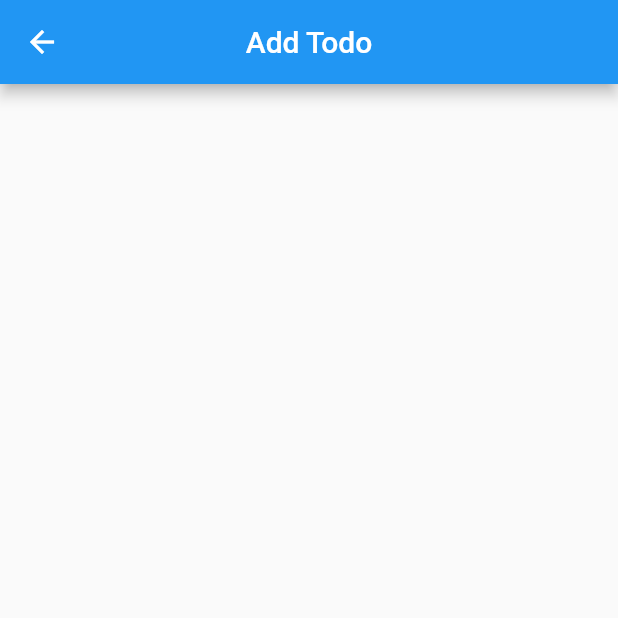
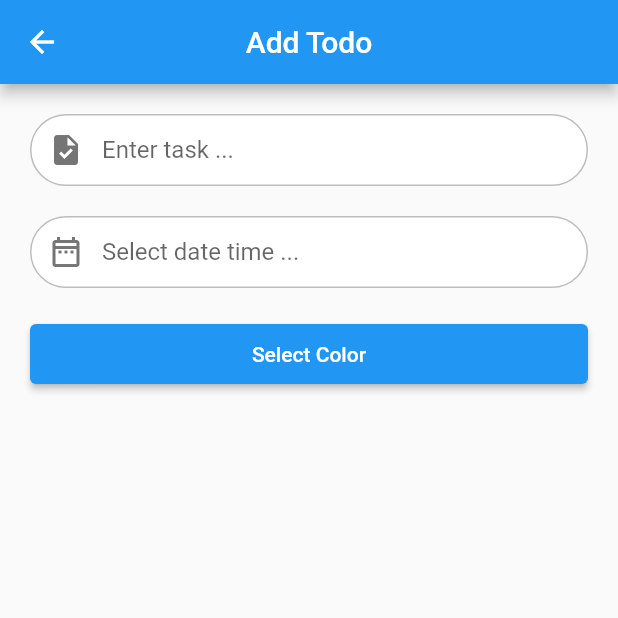
Before and after one commit to jmiryas/todo_list_bloc, a Flutter app: the AddEditTodoScreen screen opened by its route, on a phone screen of 412 x 824 dp, the top half of it. Run offline on Flutter 3.47's test engine with Material 2 defaults, Android fonts, the phone set to English and light mode, and no system bars; drawn by our look-alikes of date_time_picker; our stand-ins replace bloc, equatable, flutter_bloc, flutter_colorpicker.

Commit message:
Add todo screen content

```diff
--- a/lib/models/todo_model.dart
+++ b/lib/models/todo_model.dart
@@ -3,13 +3,15 @@ import 'package:flutter/material.dart';
 class TodoModel {
   final String id;
   final String task;
+  final String dateTime;
   final bool complete;
   final Color color;
 
   TodoModel({
     required this.id,
     required this.task,
-    required this.complete,
+    required this.dateTime,
+    this.complete = false,
     required this.color,
   });
 }
--- a/lib/screens/todo/add_edit_todo_screen.dart
+++ b/lib/screens/todo/add_edit_todo_screen.dart
@@ -1,4 +1,6 @@
 import 'package:flutter/material.dart';
+import 'package:date_time_picker/date_time_picker.dart';
+import 'package:flutter_colorpicker/flutter_colorpicker.dart';
 
 class AddEditTodoScreen extends StatelessWidget {
   final String title;
@@ -7,11 +9,106 @@ class AddEditTodoScreen extends StatelessWidget {
 
   @override
   Widget build(BuildContext context) {
+    var width = MediaQuery.of(context).size.width;
+
     return Scaffold(
       appBar: AppBar(
         centerTitle: true,
         title: Text(title),
       ),
+      body: Container(
+        padding: const EdgeInsets.all(20.0),
+        child: Column(
+          children: [
+            TextField(
+              cursorColor: Colors.grey.shade600,
+              decoration: InputDecoration(
+                  filled: true,
+                  fillColor: Colors.white,
+                  prefixIcon: Icon(
+                    Icons.task,
+                    color: Colors.grey.shade600,
+                  ),
+                  hintText: "Enter task ...",
+                  contentPadding: const EdgeInsets.symmetric(
+                      vertical: 10.0, horizontal: 20.0),
+                  border: OutlineInputBorder(
+                      borderSide: BorderSide(color: Colors.grey.shade400),
+                      borderRadius: BorderRadius.circular(30.0)),
+                  enabledBorder: OutlineInputBorder(
+                      borderSide: BorderSide(color: Colors.grey.shade400),
+                      borderRadius: BorderRadius.circular(30.0)),
+                  focusedBorder: OutlineInputBorder(
+                      borderSide: BorderSide(color: Colors.grey.shade400),
+                      borderRadius: BorderRadius.circular(30.0))),
+            ),
+            const SizedBox(
+              height: 20.0,
+            ),
+            DateTimePicker(
+              initialValue: '',
+              firstDate: DateTime(2000),
+              lastDate: DateTime(2100),
+              onChanged: (val) {
+                print(val);
+              },
+              validator: (val) {
+                print(val);
+                return null;
+              },
+              onSaved: (val) {
+                print(val);
+              },
+              decoration: InputDecoration(
+                  filled: true,
+                  fillColor: Colors.white,
+                  prefixIcon: Icon(
+                    Icons.date_range_outlined,
+                    color: Colors.grey.shade600,
+                  ),
+                  hintText: "Select date time ...",
+                  contentPadding: const EdgeInsets.symmetric(
+                      vertical: 10.0, horizontal: 20.0),
+                  border: OutlineInputBorder(
+                      borderSide: BorderSide(color: Colors.grey.shade400),
+                      borderRadius: BorderRadius.circular(30.0)),
+                  enabledBorder: OutlineInputBorder(
+                      borderSide: BorderSide(color: Colors.grey.shade400),
+                      borderRadius: BorderRadius.circular(30.0)),
+                  focusedBorder: OutlineInputBorder(
+                      borderSide: BorderSide(color: Colors.grey.shade400),
+                      borderRadius: BorderRadius.circular(30.0))),
+            ),
+            const SizedBox(
+              height: 20.0,
+            ),
+            ElevatedButton(
+                style: ElevatedButton.styleFrom(
+                    minimumSize: const Size(double.infinity, 40.0)),
+                onPressed: () {
+                  showDialog(
+                      context: context,
+                      builder: (context) {
+                        return AlertDialog(
+                          content: SingleChildScrollView(
+                            child: SizedBox(
+                              width: width,
+                              child: ColorPicker(
+                                enableAlpha: false,
+                                pickerColor: const Color(0xff443a49),
+                                onColorChanged: (color) {},
+                                showLabel: true,
+                                pickerAreaHeightPercent: 0.8,
+                              ),
+                            ),
+                          ),
+                        );
+                      });
+                },
+                child: const Text("Select Color"))
+          ],
+        ),
+      ),
     );
   }
 }
```
